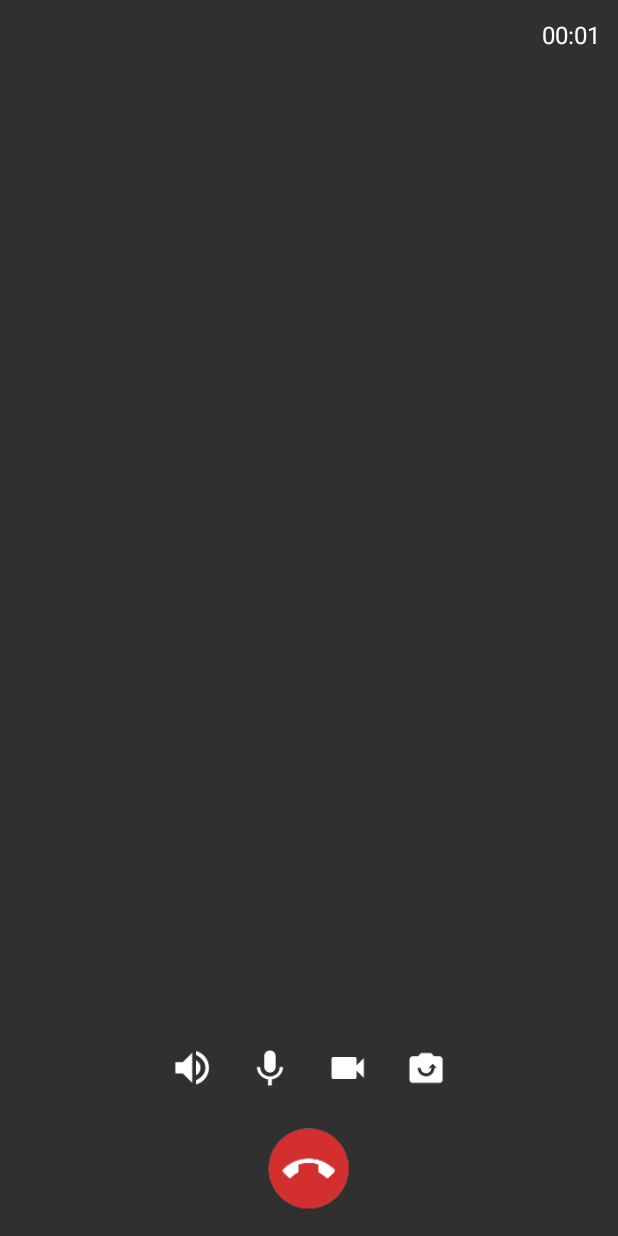
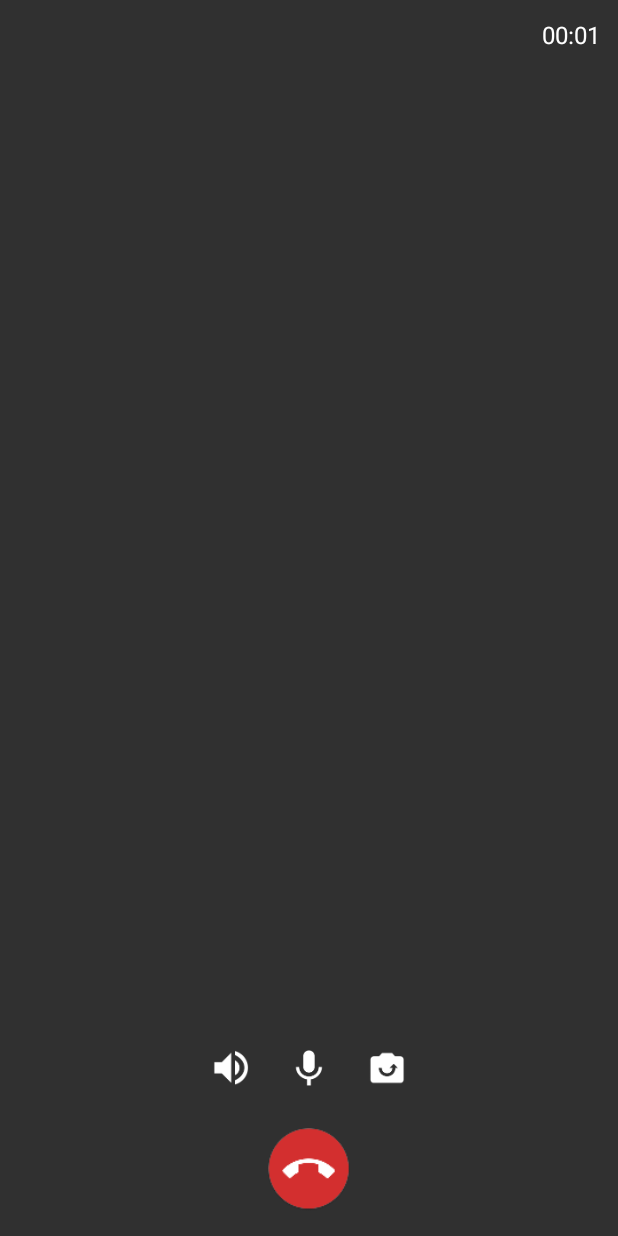
Before and after one commit to andhikayuana/qiscus-call-sdk-wrapper-android, an Android app: the fragment VideoCallFragment placed in its activity, on a phone screen of 412 x 824 dp. Run offline under Robolectric (Android 15) with nearby library versions, the phone set to English and light mode, and no system bars; libraries missing offline, so code that uses them is left out: io.agora.rtc; pictures from the network do not load; 12 statements that could not run were skipped.

Commit message:
hide video button

```diff
--- a/call-wrapper/src/main/res/layout/fragment_qiscus_calling_video.xml
+++ b/call-wrapper/src/main/res/layout/fragment_qiscus_calling_video.xml
@@ -135,7 +135,8 @@
                 android:background="?attr/selectableItemBackgroundBorderless"
                 android:clickable="true"
                 android:focusable="true"
-                android:src="@drawable/ic_qiscus_video" />
+                android:src="@drawable/ic_qiscus_video"
+                android:visibility="gone"/>
 
             <ImageView
                 android:layout_width="48dp"
--- a/call-wrapper/src/main/res/layout/fragment_qiscus_video_call.xml
+++ b/call-wrapper/src/main/res/layout/fragment_qiscus_video_call.xml
@@ -141,7 +141,8 @@
                     android:clickable="true"
                     android:focusable="true"
                     android:padding="12dp"
-                    android:src="@drawable/ic_qiscus_video" />
+                    android:src="@drawable/ic_qiscus_video"
+                    android:visibility="gone"/>
 
                 <ImageView
                     android:id="@+id/button_switch_camera"
```
